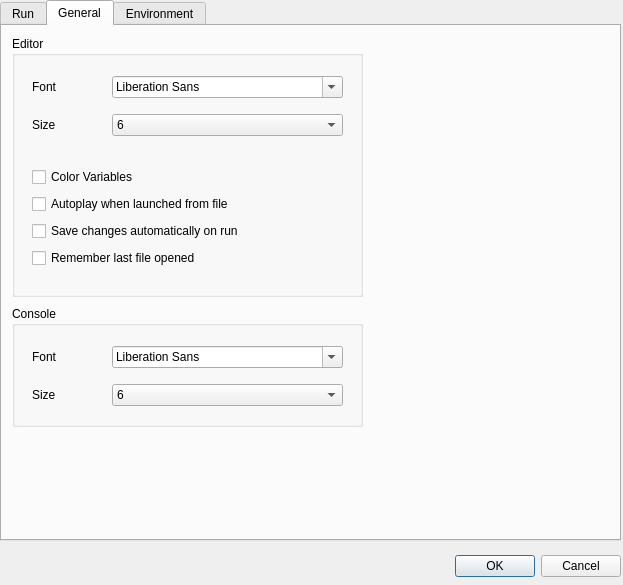
Above: src/configdialog.ui from CsoundQt/CsoundQt before the change. Below: the same form after it.
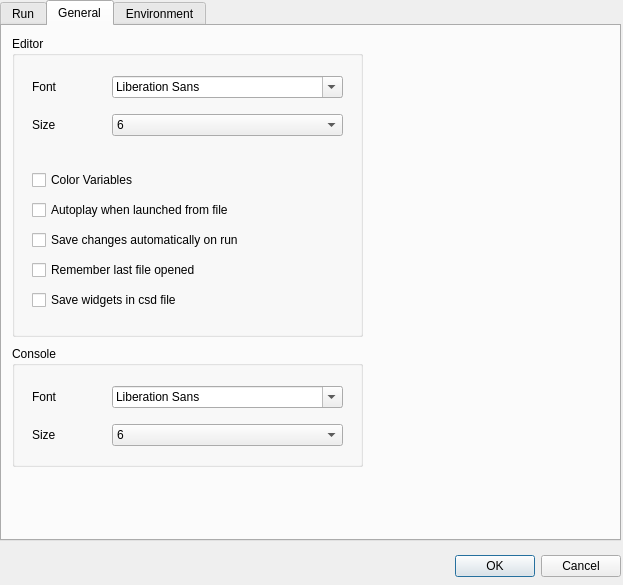
That is the form after the change.

Patch:
```diff
--- a/src/configdialog.ui
+++ b/src/configdialog.ui
@@ -546,7 +546,7 @@
        <x>10</x>
        <y>10</y>
        <width>351</width>
-       <height>261</height>
+       <height>301</height>
       </rect>
      </property>
      <property name="title" >
@@ -659,7 +659,7 @@
         <x>20</x>
         <y>130</y>
         <width>311</width>
-        <height>104</height>
+        <height>151</height>
        </rect>
       </property>
       <layout class="QVBoxLayout" >
@@ -700,6 +700,13 @@
          </property>
         </widget>
        </item>
+       <item>
+        <widget class="QCheckBox" name="saveWidgetsCheckBox" >
+         <property name="text" >
+          <string>Save widgets in csd file</string>
+         </property>
+        </widget>
+       </item>
       </layout>
      </widget>
     </widget>
@@ -707,7 +714,7 @@
      <property name="geometry" >
       <rect>
        <x>10</x>
-       <y>280</y>
+       <y>320</y>
        <width>351</width>
        <height>121</height>
       </rect>
```
Left out of the diff: 13 changed lines with no effect on the pictures.
